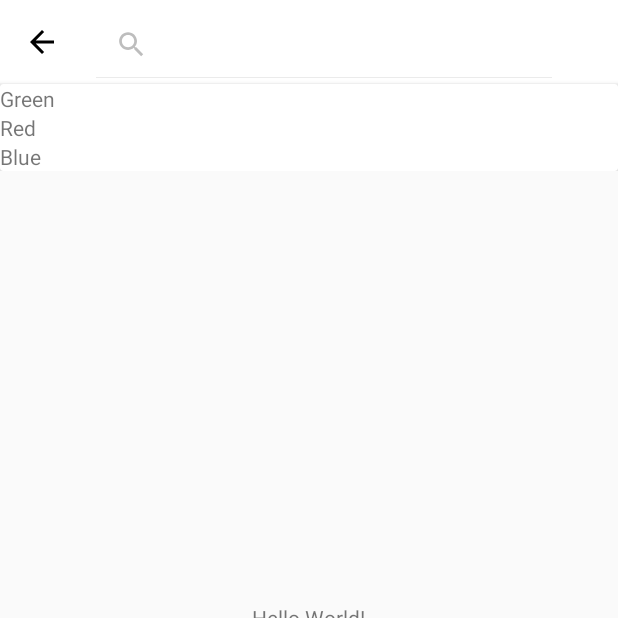
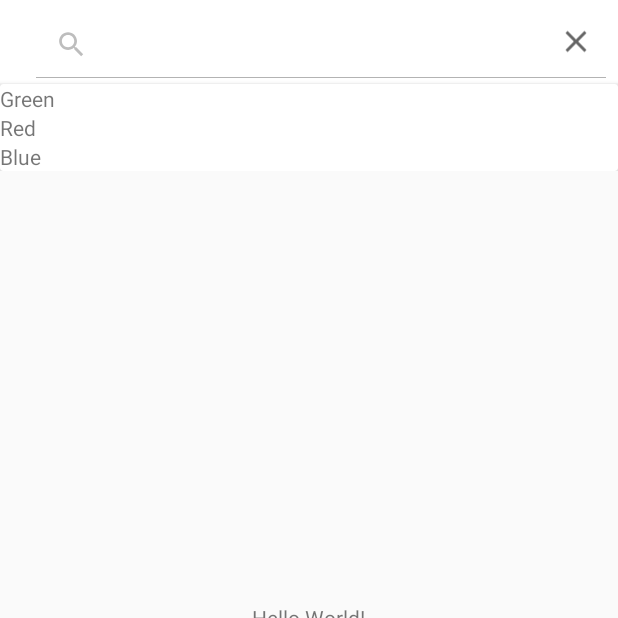
Before and after one commit to Agraphie/MaterialSearchView, an Android app: the screen it shows after launch (MainActivity), after a tap on "Search", on a phone screen of 412 x 824 dp, the top half of it. Run offline under Robolectric (Android 15) with nearby library versions, the phone set to English and light mode, and no system bars.

Commit message:
Move away from searchview as menu item, put searchview directly into toolbar

```diff
--- a/library/src/main/java/de/clemenskeppler/materialsearchview/MaterialSearchView.java
+++ b/library/src/main/java/de/clemenskeppler/materialsearchview/MaterialSearchView.java
@@ -12,7 +12,6 @@ import android.graphics.Point;
 import android.os.Build;
 import android.support.annotation.Dimension;
 import android.support.annotation.Keep;
-import android.support.v4.view.MenuItemCompat;
 import android.support.v7.widget.CardView;
 import android.support.v7.widget.RecyclerView;
 import android.support.v7.widget.SearchView;
@@ -20,8 +19,6 @@ import android.support.v7.widget.Toolbar;
 import android.util.AttributeSet;
 import android.util.TypedValue;
 import android.view.Display;
-import android.view.Menu;
-import android.view.MenuItem;
 import android.view.View;
 import android.view.ViewAnimationUtils;
 import android.view.ViewGroup;
@@ -43,7 +40,6 @@ public class MaterialSearchView extends FrameLayout {
   private Animation addOverlayAnim = AnimationUtils.loadAnimation(getContext(), R.anim.fade_in);
   private View overlay;
   private FrameLayout overlayContainer;
-  private MenuItem menuItemSearch;
   private int animationDuration;
   private Toolbar toolbar;
   private CardView searchResultsContainer;
@@ -129,7 +125,6 @@ public class MaterialSearchView extends FrameLayout {
 
   public void hide() {
     circularHide();
-    menuItemSearch.collapseActionView();
   }
 
   public void show() {
@@ -141,7 +136,6 @@ public class MaterialSearchView extends FrameLayout {
       overlay.setVisibility(GONE);
     }
     circularReveal();
-    menuItemSearch.expandActionView();
   }
 
   private void showOverlay() {
@@ -302,32 +296,12 @@ public class MaterialSearchView extends FrameLayout {
     searchResultsContainer = (CardView) findViewById(R.id.search_results_container);
     overlayContainer = (FrameLayout) inflate(getContext(), R.layout.overlay, null);
     overlay = overlayContainer.findViewById(R.id.overlay);
+    searchView = (SearchView) findViewById(R.id.searchView);
   }
 
 
   private void setUpSearchToolbar() {
-    toolbar.inflateMenu(R.menu.menu_search);
-    Menu searchMenu = toolbar.getMenu();
-
-    toolbar.setNavigationOnClickListener(new View.OnClickListener() {
-      @Override
-      public void onClick(View v) {
-        circularHide();
-      }
-    });
-
-    menuItemSearch = searchMenu.findItem(R.id.action_filter_search);
-    searchView = (SearchView) menuItemSearch.getActionView();
-    MenuItemCompat.setOnActionExpandListener(menuItemSearch, new MenuItemCompat.OnActionExpandListener() {
-      @Override public boolean onMenuItemActionCollapse(MenuItem item) {
-        circularHide();
-        return true;
-      }
-
-      @Override public boolean onMenuItemActionExpand(MenuItem item) {
-        return true;
-      }
-    });
+    searchView.setIconified(false);
     if (hideOnKeyboardClose) {
       TextView searchText = (TextView) searchView.findViewById(android.support.v7.appcompat.R.id.search_src_text);
       searchText.setOnFocusChangeListener(new OnFocusChangeListener() {
--- a/library/src/main/res/layout/search_toolbar.xml
+++ b/library/src/main/res/layout/search_toolbar.xml
@@ -12,7 +12,14 @@
     android:layout_height="?attr/actionBarSize"
     android:layout_alignParentTop="true"
     android:background="#fff"
-    app:collapseIcon="@drawable/ic_arrow_back_black_24dp"/>
+    app:collapseIcon="@drawable/ic_arrow_back_black_24dp">
+
+    <android.support.v7.widget.SearchView
+      android:id="@+id/searchView"
+      android:layout_width="match_parent"
+      android:layout_height="wrap_content"
+      android:iconifiedByDefault="false"/>
+  </android.support.v7.widget.Toolbar>
 
   <android.support.v7.widget.CardView
     android:id="@+id/search_results_container"
--- a/library/src/main/res/menu/menu_search.xml
+++ /dev/null
@@ -1,11 +0,0 @@
-<?xml version="1.0" encoding="utf-8"?>
-<menu xmlns:android="http://schemas.android.com/apk/res/android"
-      xmlns:app="http://schemas.android.com/apk/res-auto">
-
-  <item
-    android:id="@+id/action_filter_search"
-    android:title=""
-    app:actionViewClass="android.support.v7.widget.SearchView"
-    app:showAsAction="collapseActionView|always"/>
-
-</menu>
```
